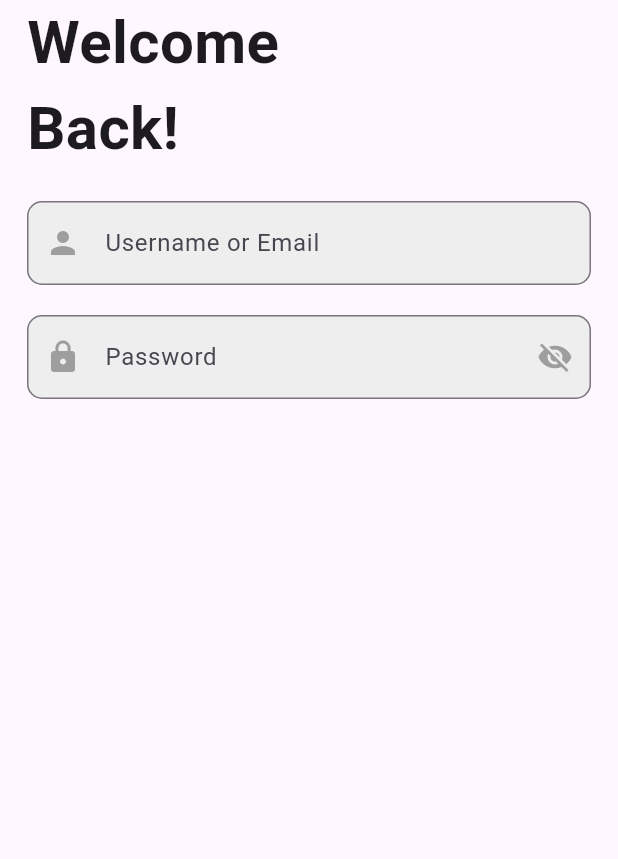
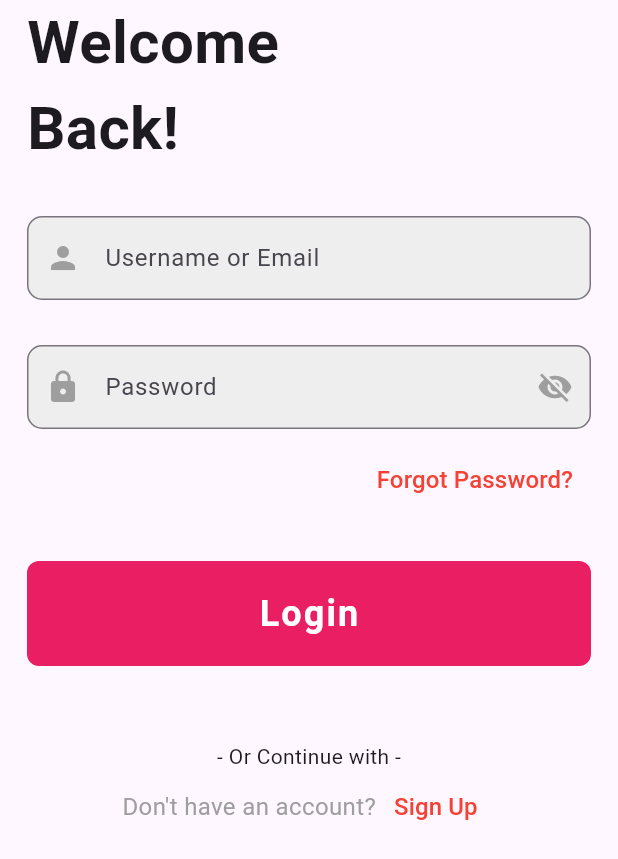
Before and after one commit to iamfarazbaloch/ecom_ui_kit, a Flutter app: the screen it shows after launch, after a tap on "Skip", on a phone screen of 412 x 824 dp. Shown: the top 859 px of the screen. Run offline on Flutter 3.47's test engine with Material 3 defaults, Android fonts, the phone set to English and light mode, and no system bars; our stand-ins replace gap, smooth_page_indicator.

Commit message:
login page

```diff
--- a/lib/pages/login_page.dart
+++ b/lib/pages/login_page.dart
@@ -1,3 +1,4 @@
+import 'package:ecom_ui_kit/widgets/my_button.dart';
 import 'package:ecom_ui_kit/widgets/my_search_field.dart';
 import 'package:flutter/material.dart';
 import 'package:gap/gap.dart';
@@ -20,19 +21,52 @@ class LoginPage extends StatelessWidget {
                 'Welcome\nBack!',
                 style: TextStyle(fontSize: 40, fontWeight: FontWeight.bold),
               ),
-              Gap(20),
+              Gap(30),
               MySearchField(
                 icon: Icons.person,
                 hint: 'Username or Email',
                 controller: emailController,
                 obscureText: false,
               ),
-              Gap(20),
+              Gap(30),
               MySearchField(
                 controller: passwordController,
                 hint: 'Password',
                 icon: Icons.lock,
                 obscureText: true,
+              ),
+              Gap(10),
+              Row(
+                mainAxisAlignment: MainAxisAlignment.end,
+                children: [
+                  TextButton(
+                    onPressed: () {},
+                    child: Text(
+                      'Forgot Password?',
+                      style: TextStyle(color: Colors.red, fontSize: 16),
+                    ),
+                  ),
+                ],
+              ),
+              Gap(30),
+              MyButton(text: 'Login', onTap: () {}),
+              Gap(50),
+              Center(child: Text('- Or Continue with -')),
+              Row(
+                mainAxisAlignment: MainAxisAlignment.center,
+                children: [
+                  Text(
+                    'Don\'t have an account?',
+                    style: TextStyle(color: Colors.grey, fontSize: 16),
+                  ),
+                  TextButton(
+                    onPressed: () {},
+                    child: Text(
+                      'Sign Up',
+                      style: TextStyle(color: Colors.red, fontSize: 16),
+                    ),
+                  ),
+                ],
               ),
             ],
           ),
--- /dev/null
+++ b/lib/widgets/my_button.dart
@@ -0,0 +1,33 @@
+import 'package:flutter/material.dart';
+
+class MyButton extends StatelessWidget {
+  final String text;
+  final void Function()? onTap;
+  const MyButton({super.key, required this.text, this.onTap});
+
+  @override
+  Widget build(BuildContext context) {
+    return GestureDetector(
+      onTap: onTap,
+      child: Container(
+        decoration: BoxDecoration(
+          borderRadius: BorderRadius.circular(8),
+          color: Colors.pink,
+        ),
+        width: double.maxFinite,
+        height: 70,
+        child: Center(
+          child: Text(
+            text,
+            style: TextStyle(
+              color: Colors.white,
+              fontSize: 24,
+              fontWeight: FontWeight.bold,
+              letterSpacing: 1.4,
+            ),
+          ),
+        ),
+      ),
+    );
+  }
+}
```
